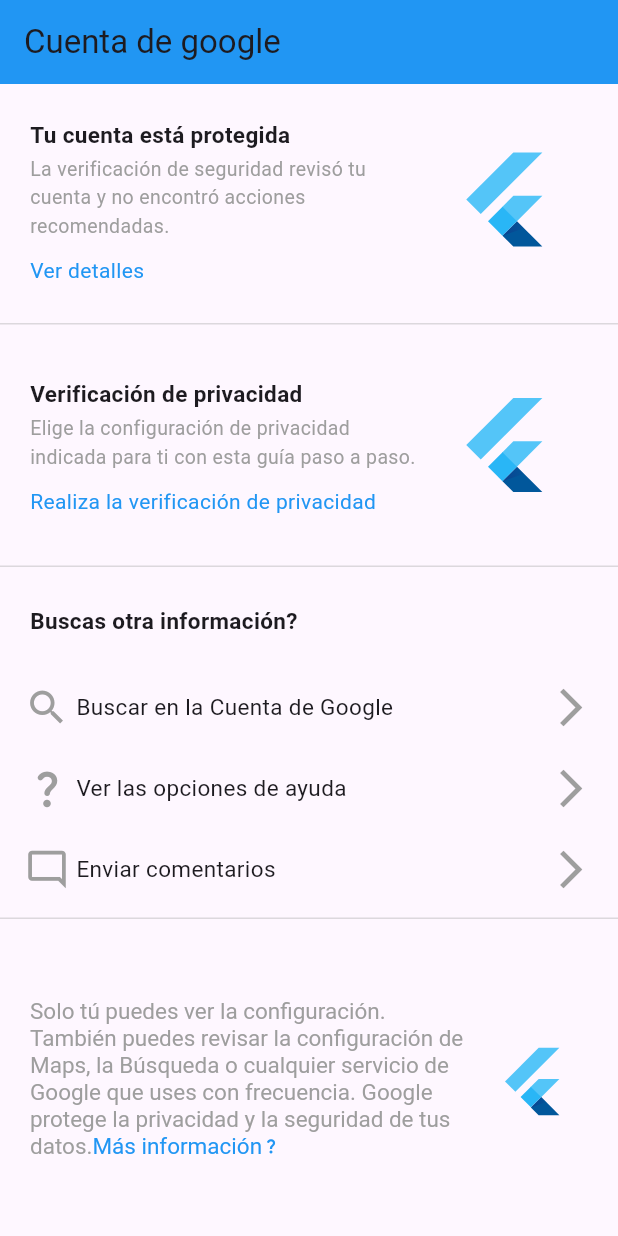
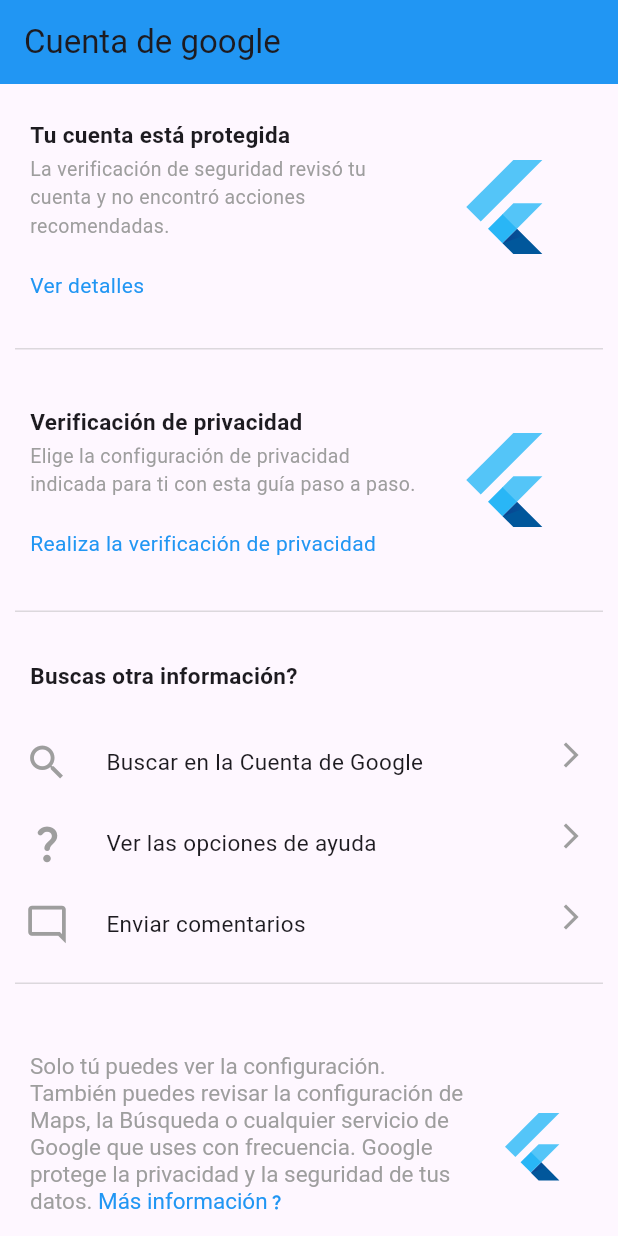
Before and after one commit to Ingenieria-en-sistemas-UNAHVS/IS513-Tarea-1.2, a Flutter app: the screen it shows after launch, on a phone screen of 412 x 824 dp. Run offline on Flutter 3.47's test engine with Material 3 defaults, Android fonts, the phone set to English and light mode, and no system bars.

```diff
--- a/tarea_1_2/lib/main.dart
+++ b/tarea_1_2/lib/main.dart
@@ -13,14 +13,17 @@ class MyApp extends StatefulWidget {
 class _MyAppState extends State<MyApp> {
   @override
   Widget build(BuildContext context) {
-    const divider = Expanded(
-              child: Divider(
-                height: 5,
-                color: Color.fromARGB(90, 158, 158, 158),
-                thickness: 1,
+    const divider = Padding(
+      padding: EdgeInsets.all(10),
+      child: Expanded(
+                child: Divider(
+                  height: 5,
+                  color: Color.fromARGB(90, 158, 158, 158),
+                  thickness: 1,
+                ),
               ),
-            );
-    String mensaje = 'Solo tú puedes ver la configuración. También puedes revisar la configuración de Maps, la Búsqueda o cualquier servicio de Google que uses con frecuencia. Google protege la privacidad y la seguridad de tus datos.';
+    );
+    String mensaje = 'Solo tú puedes ver la configuración. También puedes revisar la configuración de Maps, la Búsqueda o cualquier servicio de Google que uses con frecuencia. Google protege la privacidad y la seguridad de tus datos. ';
 
     return  MaterialApp(
       debugShowCheckedModeBanner: false,
@@ -29,11 +32,11 @@ class _MyAppState extends State<MyApp> {
           backgroundColor: Colors.blue,
           title: const Text('Cuenta de google'),
         ),
-        body: Expanded(
-          child: Column(
-              mainAxisSize: MainAxisSize.min,
-              mainAxisAlignment: MainAxisAlignment.start,
-              crossAxisAlignment: CrossAxisAlignment.center,
+        body:   Expanded(
+          child: ListView(
+              //mainAxisSize: MainAxisSize.min,
+              //mainAxisAlignment: MainAxisAlignment.start,
+              //crossAxisAlignment: CrossAxisAlignment.center,
               children: [
                 const Tile(title:'Tu cuenta está protegida',
                 description: "La verificación de seguridad revisó tu cuenta y no encontró acciones recomendadas.",
@@ -75,8 +78,8 @@ class _MyAppState extends State<MyApp> {
                           crossAxisAlignment: CrossAxisAlignment.start,
                           children: [
                             const Padding(
-                              padding: EdgeInsets.symmetric(vertical: 3),
-                              child: Text("", style: TextStyle(fontWeight: FontWeight.bold, fontSize: 15),),
+                              padding: EdgeInsets.symmetric(vertical: 0),
+                              child: Text("", style: TextStyle(fontWeight: FontWeight.bold, fontSize: 10),),
                             ),
                             RichText(text: TextSpan(text: mensaje, style: const TextStyle(fontSize: 15, color: Colors.grey),
                             children: const [
@@ -134,14 +137,20 @@ class ActionRow extends StatelessWidget {
         children: [
           Expanded(
             flex: 1,
-            child: Icon(titleIcon, color: Colors.grey, size: 30,),
+            child:Icon(titleIcon, color: Colors.grey, size: 30,),
             ),
-            Expanded(flex: 8, child: Text(title,style: const TextStyle(fontSize: 15),
+            Expanded(flex: 8, child: Padding(
+              padding: const EdgeInsets.only(left: 20),
+              child: Text(title,style: const TextStyle(fontSize: 15,),
+              ),
             ),
             ),
             Expanded(
               flex: 1,
-              child: Icon(actionIcon, color: Colors.grey, size: 30,),
+              child: Padding(
+                padding: const EdgeInsets.only(bottom: 10),
+                child: Icon(actionIcon, color: Colors.grey, size: 20,),
+              ),
               ),
             ],
       ),
@@ -175,7 +184,7 @@ class Tile extends StatelessWidget {
                 ),
                 Text(description,style: const TextStyle(fontSize: 13, color: Colors.grey),),
                 Container(
-                  margin: const EdgeInsets.only(top: 10),
+                  margin: const EdgeInsets.only(top: 20),
                   child: Text(linkTitle, style: const TextStyle(color: Colors.blue),),)
               ],
             ),
```
